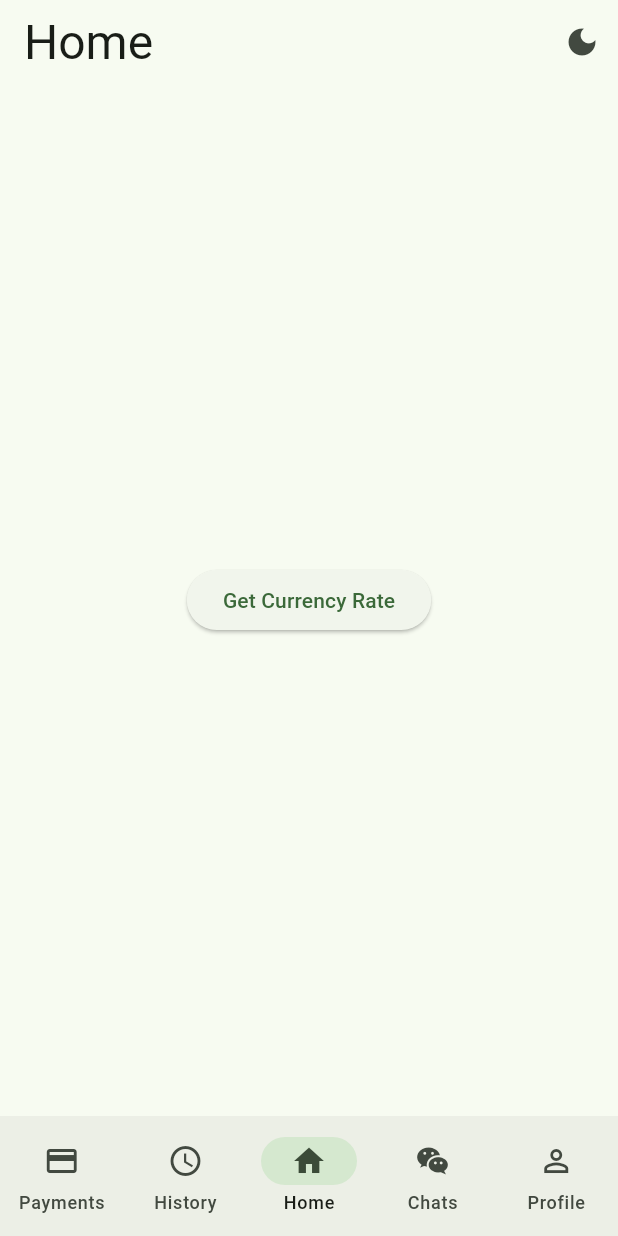
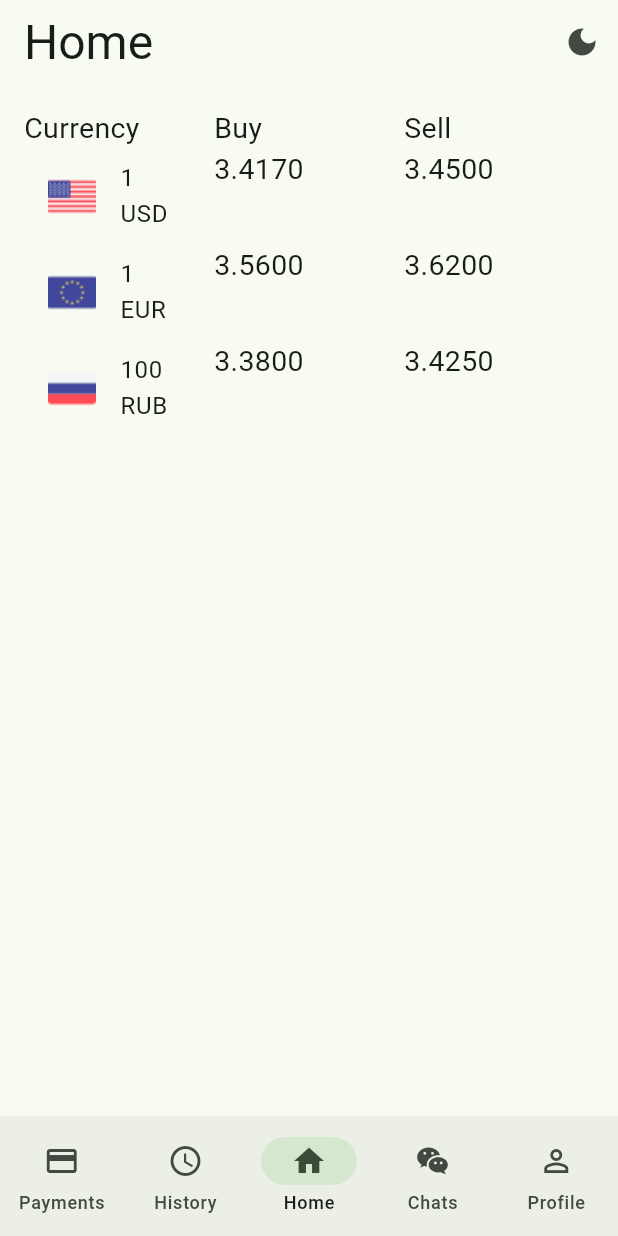
Before and after one commit to originalUnit337/bloc_made_sample, a Flutter app: the screen it shows after launch, on a phone screen of 412 x 824 dp. Run offline on Flutter 3.47's test engine with Material 3 defaults, Android fonts, the phone set to English and light mode, and no system bars; our stand-ins replace flutter_bloc.

Commit message:
HomeWidget progress

```diff
--- a/lib/main.dart
+++ b/lib/main.dart
@@ -38,7 +38,7 @@ class _MyAppState extends State<MyApp> {
             // TODO: Handle this case.
             ThemeState() => throw UnimplementedError(),
           },
-              // state is LightThemeState ? ThemeMode.light : ThemeMode.dark,
+          // state is LightThemeState ? ThemeMode.light : ThemeMode.dark,
           initialRoute: '/',
           onGenerateRoute: AppNavigator.generateRoute,
           home: BlocProvider(
--- a/lib/pages/home page/home_page.dart
+++ b/lib/pages/home page/home_page.dart
@@ -5,6 +5,7 @@ import 'package:flutter/material.dart';
 import 'package:flutter_bloc/flutter_bloc.dart';
 
 import '../../bloc/theme/theme_bloc.dart';
+import 'widgets/home_widget.dart';
 
 class HomePage extends StatefulWidget {
   // final bool isDarkMode;
@@ -76,14 +77,15 @@ class _HomePageState extends State<HomePage> {
       body: [
         const PaymentWidget(),
         const Center(),
-        Center(
-          child: ElevatedButton(
-            onPressed: () {
-              Navigator.pushNamed(context, '/ratePage');
-            },
-            child: const Text('Get Currency Rate'),
-          ),
-        ),
+        // Center(
+        //   child: ElevatedButton(
+        //     onPressed: () {
+        //       Navigator.pushNamed(context, '/ratePage');
+        //     },
+        //     child: const Text('Get Currency Rate'),
+        //   ),
+        // ),
+        HomeWidget(),
         const Center(),
         const Center(),
       ][_currentPageIndex],
--- a/lib/pages/home page/widgets/home_widget.dart
+++ b/lib/pages/home page/widgets/home_widget.dart
@@ -0,0 +1,62 @@
+import 'package:flutter/material.dart';
+import 'package:flutter/widgets.dart';
+
+class HomeWidget extends StatelessWidget {
+  const HomeWidget({super.key});
+
+  @override
+  Widget build(BuildContext context) {
+    const double paddingAll = 16;
+    return Padding(
+      padding: const EdgeInsets.all(paddingAll),
+      child: Column(
+        children: [
+          Table(
+            children: [
+              TableRow(
+                children: [
+                  Text('Currency'),
+                  Text('Buy'),
+                  Text('Sell'),
+                ],
+              ),
+              TableRow(
+                children: [
+                  ListTile(
+                    leading: Image.asset('assets/images/united-states.png'),
+                    title: Text('1 USD'),
+                  ),
+                  Text('3.4170'),
+                  Text('3.4500'),
+                ],
+              ),
+              TableRow(
+                children: [
+                  ListTile(
+                    leading: Image.asset('assets/images/european-union.png'),
+                    title: Text('1 EUR'),
+                  ),
+                  Text('3.5600'),
+                  Text('3.6200'),
+                ],
+              ),
+              TableRow(
+                children: [
+                  ListTile(
+                    leading: Image.asset('assets/images/russia.png'),
+                    title: Text('100 RUB'),
+                  ),
+                  Text('3.3800'),
+                  Text('3.4250'),
+                ],
+              ),
+            ],
+          ),
+          Container(
+            height: 150,
+          )
+        ],
+      ),
+    );
+  }
+}
```
Also changed, not shown: lib/bloc/rate/rate_bloc.dart (+14 -11 lines), lib/pages/home page/widgets/payment_widget.dart (+9 -11 lines), pubspec.yaml (+7 -2 lines), assets/images/european-union.png (added), assets/images/russia.png (added), assets/images/united-states.png (added), pubspec.lock, 8 other files.
